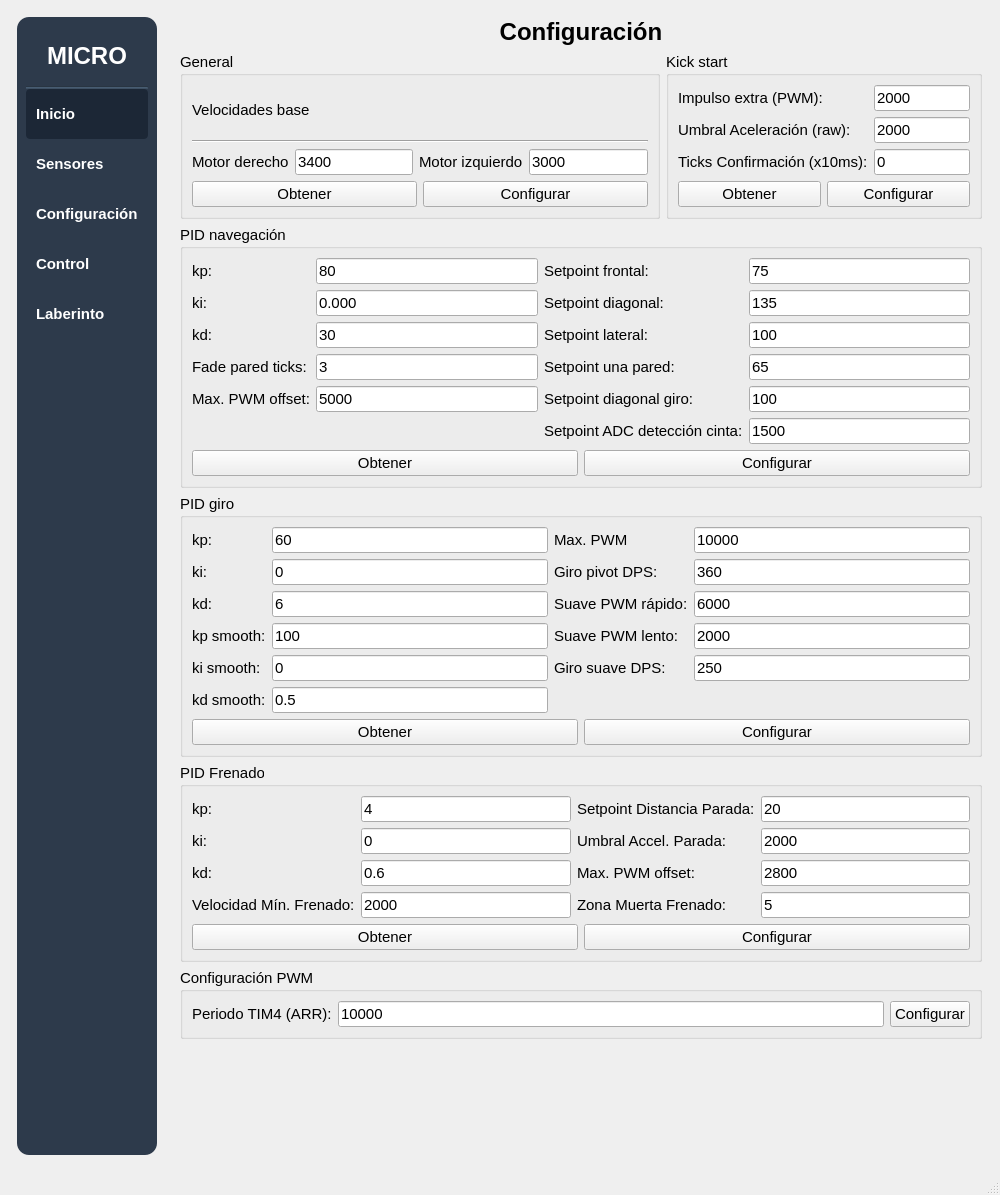
The window that mainwindow.ui (IvanLeiCas22/HMI_MICROMOUSE_V4) describes before a commit, drawn with Qt 5.
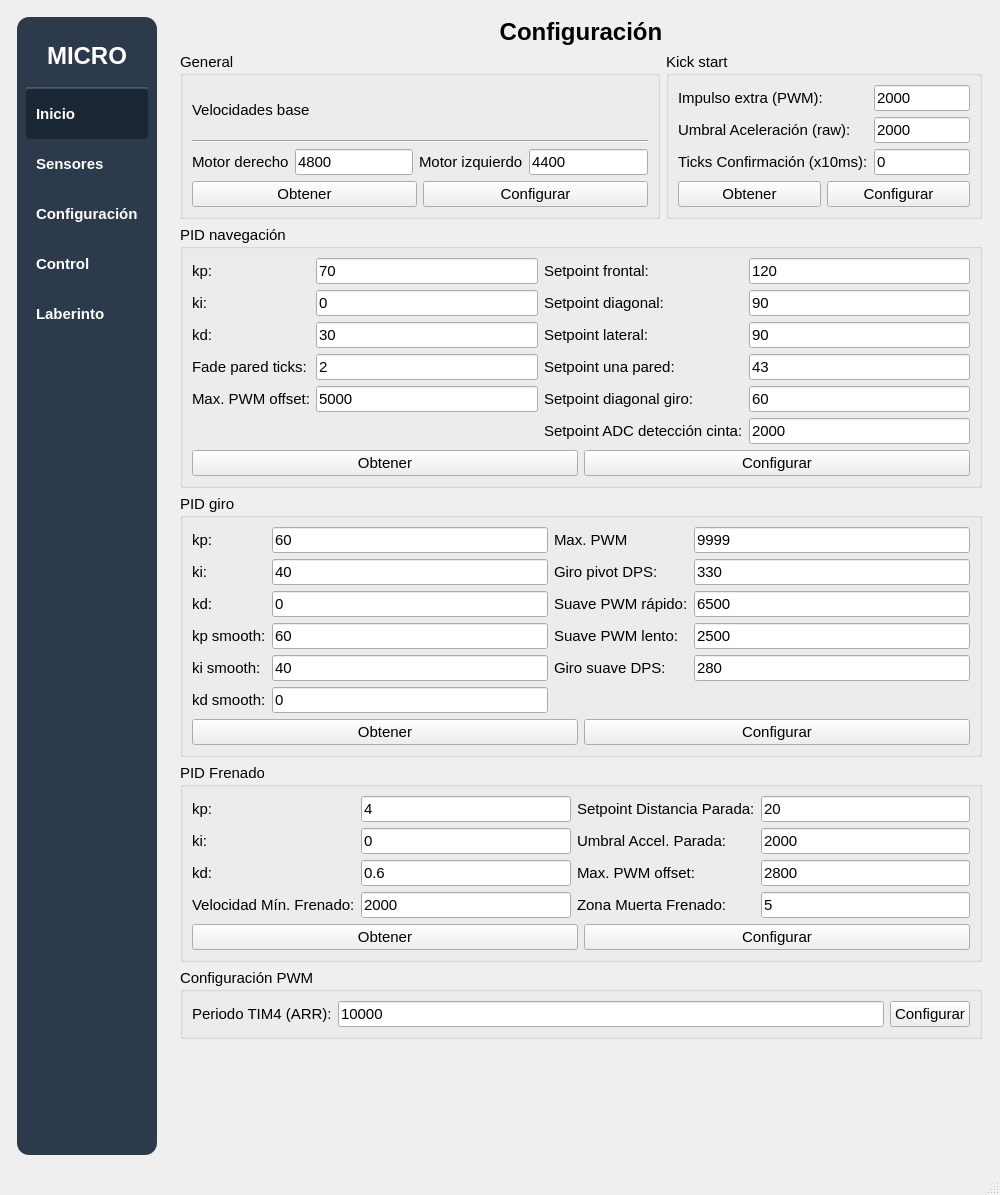
The same window after the commit. The open tabs and pages were chosen to show the change.

Patch:
```diff
--- a/mainwindow.ui
+++ b/mainwindow.ui
@@ -1570,7 +1570,7 @@
                <item>
                 <widget class="QLineEdit" name="editRightMotorBaseSpeed">
                  <property name="text">
-                  <string>3400</string>
+                  <string>4800</string>
                  </property>
                 </widget>
                </item>
@@ -1584,7 +1584,7 @@
                <item>
                 <widget class="QLineEdit" name="editLeftMotorBaseSpeed">
                  <property name="text">
-                  <string>3000</string>
+                  <string>4400</string>
                  </property>
                 </widget>
                </item>
@@ -1711,14 +1711,14 @@
              <item row="3" column="4">
               <widget class="QLineEdit" name="editSetpointOneWall">
                <property name="text">
-                <string>65</string>
+                <string>43</string>
                </property>
               </widget>
              </item>
              <item row="3" column="1">
               <widget class="QLineEdit" name="editWallFadeTicks">
                <property name="text">
-                <string>3</string>
+                <string>2</string>
                </property>
               </widget>
              </item>
@@ -1739,7 +1739,7 @@
              <item row="0" column="1">
               <widget class="QLineEdit" name="editKpNav">
                <property name="text">
-                <string>80</string>
+                <string>70</string>
                </property>
               </widget>
              </item>
@@ -1760,7 +1760,7 @@
              <item row="1" column="4">
               <widget class="QLineEdit" name="editSetpointDiagonal">
                <property name="text">
-                <string>135</string>
+                <string>90</string>
                </property>
               </widget>
              </item>
@@ -1774,7 +1774,7 @@
              <item row="2" column="4">
               <widget class="QLineEdit" name="editSetpointSides">
                <property name="text">
-                <string>100</string>
+                <string>90</string>
                </property>
               </widget>
              </item>
@@ -1788,14 +1788,14 @@
              <item row="5" column="4">
               <widget class="QLineEdit" name="editSetpointDiagSmoothTurn">
                <property name="text">
-                <string>100</string>
+                <string>60</string>
                </property>
               </widget>
              </item>
              <item row="0" column="4">
               <widget class="QLineEdit" name="editSetpointFront">
                <property name="text">
-                <string>75</string>
+                <string>120</string>
                </property>
               </widget>
              </item>
@@ -1816,7 +1816,7 @@
              <item row="1" column="1">
               <widget class="QLineEdit" name="editKiNav">
                <property name="text">
-                <string>0.000</string>
+                <string>0</string>
                </property>
               </widget>
              </item>
@@ -1844,7 +1844,7 @@
              <item row="6" column="4">
               <widget class="QLineEdit" name="editSetpointTapeDetection">
                <property name="text">
-                <string>1500</string>
+                <string>2000</string>
                </property>
               </widget>
              </item>
@@ -1882,14 +1882,14 @@
              <item row="2" column="1">
               <widget class="QLineEdit" name="editKdTurn">
                <property name="text">
-                <string>6</string>
+                <string>0</string>
                </property>
               </widget>
              </item>
              <item row="2" column="3">
               <widget class="QLineEdit" name="editFasterMotorSmooth">
                <property name="text">
-                <string>6000</string>
+                <string>6500</string>
                </property>
               </widget>
              </item>
@@ -1903,21 +1903,21 @@
              <item row="1" column="1">
               <widget class="QLineEdit" name="editKiTurn">
                <property name="text">
-                <string>0</string>
+                <string>40</string>
                </property>
               </widget>
              </item>
              <item row="1" column="3">
               <widget class="QLineEdit" name="editMinTurnSpeed">
                <property name="text">
-                <string>360</string>
+                <string>330</string>
                </property>
               </widget>
              </item>
              <item row="0" column="3">
               <widget class="QLineEdit" name="editMaxTurnSpeed">
                <property name="text">
-                <string>10000</string>
+                <string>9999</string>
                </property>
               </widget>
              </item>
@@ -1952,7 +1952,7 @@
              <item row="3" column="3">
               <widget class="QLineEdit" name="editSlowerMotorSmooth">
                <property name="text">
-                <string>2000</string>
+                <string>2500</string>
                </property>
               </widget>
              </item>
@@ -2001,21 +2001,21 @@
              <item row="3" column="1">
               <widget class="QLineEdit" name="editKpSmoothTurn">
                <property name="text">
-                <string>100</string>
+                <string>60</string>
                </property>
               </widget>
              </item>
              <item row="4" column="1">
               <widget class="QLineEdit" name="editKiSmoothTurn">
                <property name="text">
-                <string>0</string>
+                <string>40</string>
                </property>
               </widget>
              </item>
              <item row="5" column="1">
               <widget class="QLineEdit" name="editKdSmoothTurn">
                <property name="text">
-                <string>0.5</string>
+                <string>0</string>
                </property>
               </widget>
              </item>
@@ -2029,7 +2029,7 @@
              <item row="4" column="3">
               <widget class="QLineEdit" name="editTurnAngularSpeed">
                <property name="text">
-                <string>250</string>
+                <string>280</string>
                </property>
               </widget>
              </item>
```
Left out of the diff: 2 changed lines with no effect on the pictures.
